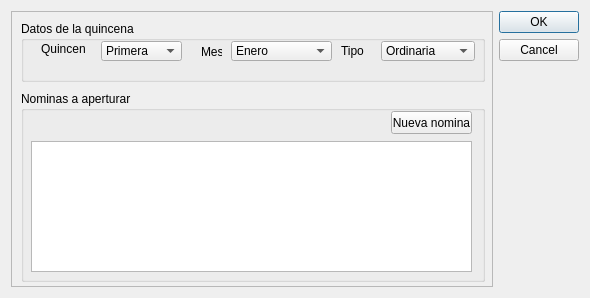
Qt form ui/dialogs/aperturaQuincenaDialog.ui (cesariux23/nominas_honorarios) before a commit.
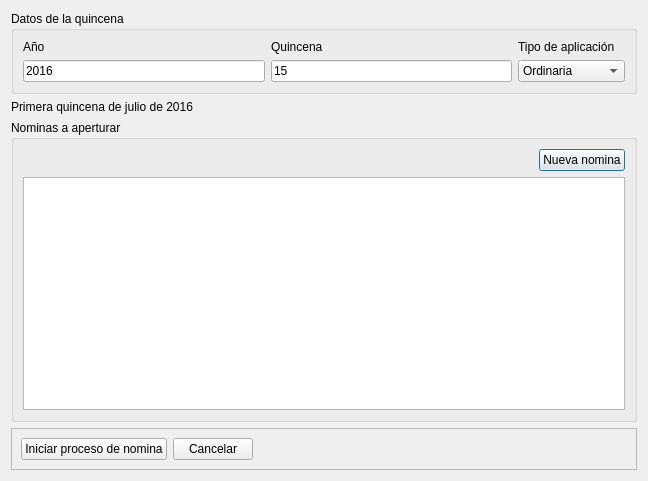
The same form after that commit.

Commit message: corrección al generar id de la quincena

```diff
--- a/ui/dialogs/aperturaQuincenaDialog.ui
+++ b/ui/dialogs/aperturaQuincenaDialog.ui
@@ -6,230 +6,157 @@
    <rect>
     <x>0</x>
     <y>0</y>
-    <width>590</width>
-    <height>298</height>
+    <width>648</width>
+    <height>481</height>
    </rect>
   </property>
   <property name="windowTitle">
    <string>SIRHUM :: Apertura de nomina</string>
   </property>
-  <layout class="QGridLayout" name="gridLayout_2">
-   <item row="0" column="1">
-    <widget class="QDialogButtonBox" name="buttonBox">
-     <property name="orientation">
-      <enum>Qt::Vertical</enum>
+  <layout class="QGridLayout" name="gridLayout">
+   <item row="2" column="0">
+    <widget class="QGroupBox" name="groupBox_2">
+     <property name="title">
+      <string>Nominas a aperturar</string>
      </property>
-     <property name="standardButtons">
-      <set>QDialogButtonBox::Cancel|QDialogButtonBox::Ok</set>
-     </property>
+     <layout class="QGridLayout" name="gridLayout_2">
+      <item row="0" column="0">
+       <spacer name="horizontalSpacer_2">
+        <property name="orientation">
+         <enum>Qt::Horizontal</enum>
+        </property>
+        <property name="sizeHint" stdset="0">
+         <size>
+          <width>40</width>
+          <height>20</height>
+         </size>
+        </property>
+       </spacer>
+      </item>
+      <item row="1" column="0" colspan="2">
+       <widget class="QTreeView" name="treeView"/>
+      </item>
+      <item row="0" column="1">
+       <widget class="QPushButton" name="pushButton">
+        <property name="text">
+         <string>Nueva nomina</string>
+        </property>
+       </widget>
+      </item>
+     </layout>
     </widget>
    </item>
-   <item row="0" column="0">
-    <widget class="QFrame" name="frame">
+   <item row="3" column="0">
+    <widget class="QFrame" name="frame_2">
+     <property name="sizePolicy">
+      <sizepolicy hsizetype="Preferred" vsizetype="Preferred">
+       <horstretch>0</horstretch>
+       <verstretch>0</verstretch>
+      </sizepolicy>
+     </property>
+     <property name="layoutDirection">
+      <enum>Qt::RightToLeft</enum>
+     </property>
      <property name="frameShape">
       <enum>QFrame::StyledPanel</enum>
      </property>
      <property name="frameShadow">
       <enum>QFrame::Raised</enum>
      </property>
-     <widget class="QGroupBox" name="groupBox">
-      <property name="geometry">
-       <rect>
-        <x>10</x>
-        <y>10</y>
-        <width>464</width>
-        <height>61</height>
-       </rect>
-      </property>
-      <property name="title">
-       <string>Datos de la quincena</string>
-      </property>
-      <widget class="QLabel" name="label">
-       <property name="geometry">
-        <rect>
-         <x>20</x>
-         <y>20</y>
-         <width>45</width>
-         <height>16</height>
-        </rect>
-       </property>
-       <property name="text">
-        <string>Quincena</string>
-       </property>
-      </widget>
-      <widget class="QComboBox" name="comboBox_2">
-       <property name="geometry">
-        <rect>
-         <x>80</x>
-         <y>20</y>
-         <width>81</width>
-         <height>20</height>
-        </rect>
-       </property>
-       <item>
-        <property name="text">
-         <string>Primera</string>
+     <layout class="QHBoxLayout" name="horizontalLayout">
+      <item>
+       <spacer name="horizontalSpacer">
+        <property name="orientation">
+         <enum>Qt::Horizontal</enum>
         </property>
-       </item>
-       <item>
-        <property name="text">
-         <string>Segunda</string>
+        <property name="sizeHint" stdset="0">
+         <size>
+          <width>100</width>
+          <height>20</height>
+         </size>
         </property>
-       </item>
-      </widget>
-      <widget class="QLabel" name="label_6">
-       <property name="geometry">
-        <rect>
-         <x>180</x>
-         <y>20</y>
-         <width>21</width>
-         <height>21</height>
-        </rect>
-       </property>
-       <property name="text">
-        <string>Mes</string>
-       </property>
-      </widget>
-      <widget class="QComboBox" name="comboBox_3">
-       <property name="geometry">
-        <rect>
-         <x>210</x>
-         <y>20</y>
-         <width>101</width>
-         <height>20</height>
-        </rect>
-       </property>
-       <item>
+       </spacer>
+      </item>
+      <item>
+       <widget class="QPushButton" name="pushButton_3">
         <property name="text">
-         <string>Enero</string>
+         <string>Cancelar</string>
         </property>
-       </item>
-       <item>
+       </widget>
+      </item>
+      <item>
+       <widget class="QPushButton" name="pushButton_2">
         <property name="text">
-         <string>Febrero</string>
+         <string>Iniciar proceso de nomina</string>
         </property>
-       </item>
-       <item>
+       </widget>
+      </item>
+     </layout>
+    </widget>
+   </item>
+   <item row="1" column="0">
+    <widget class="QLabel" name="label_5">
+     <property name="text">
+      <string>Primera quincena de julio de 2016</string>
+     </property>
+    </widget>
+   </item>
+   <item row="0" column="0">
+    <widget class="QGroupBox" name="groupBox">
+     <property name="title">
+      <string>Datos de la quincena</string>
+     </property>
+     <layout class="QGridLayout" name="gridLayout_3">
+      <item row="1" column="1">
+       <widget class="QLineEdit" name="lineEdit">
         <property name="text">
-         <string>Marzo</string>
+         <string>15</string>
         </property>
-       </item>
-       <item>
+       </widget>
+      </item>
+      <item row="0" column="2">
+       <widget class="QLabel" name="label_4">
         <property name="text">
-         <string>Abril</string>
+         <string>Tipo de aplicación</string>
         </property>
-       </item>
-       <item>
+       </widget>
+      </item>
+      <item row="0" column="1">
+       <widget class="QLabel" name="label_3">
         <property name="text">
-         <string>Mayo</string>
+         <string>Quincena</string>
         </property>
-       </item>
-       <item>
+       </widget>
+      </item>
+      <item row="1" column="2">
+       <widget class="QComboBox" name="comboBox_6">
+        <item>
+         <property name="text">
+          <string>Ordinaria</string>
+         </property>
+        </item>
+        <item>
+         <property name="text">
+          <string>Extraordinaria</string>
+         </property>
+        </item>
+       </widget>
+      </item>
+      <item row="0" column="0">
+       <widget class="QLabel" name="label_7">
         <property name="text">
-         <string>Junio</string>
+         <string>Año</string>
         </property>
-       </item>
-       <item>
+       </widget>
+      </item>
+      <item row="1" column="0">
+       <widget class="QLineEdit" name="lineEdit_2">
         <property name="text">
-         <string>Julio</string>
+         <string>2016</string>
         </property>
-       </item>
-       <item>
-        <property name="text">
-         <string>Agosto</string>
-        </property>
-       </item>
-       <item>
-        <property name="text">
-         <string>Septiembre</string>
-        </property>
-       </item>
-       <item>
-        <property name="text">
-         <string>Octubre</string>
-        </property>
-       </item>
-       <item>
-        <property name="text">
-         <string>Noviembre</string>
-        </property>
-       </item>
-       <item>
-        <property name="text">
-         <string>Diciembre</string>
-        </property>
-       </item>
-      </widget>
-      <widget class="QLabel" name="label_2">
-       <property name="geometry">
-        <rect>
-         <x>320</x>
-         <y>20</y>
-         <width>31</width>
-         <height>20</height>
-        </rect>
-       </property>
-       <property name="text">
-        <string>Tipo</string>
-       </property>
-      </widget>
-      <widget class="QComboBox" name="comboBox">
-       <property name="geometry">
-        <rect>
-         <x>360</x>
-         <y>20</y>
-         <width>94</width>
-         <height>20</height>
-        </rect>
-       </property>
-       <item>
-        <property name="text">
-         <string>Ordinaria</string>
-        </property>
-       </item>
-       <item>
-        <property name="text">
-         <string>Extraordinaria</string>
-        </property>
-       </item>
-      </widget>
-     </widget>
-     <widget class="QGroupBox" name="groupBox_2">
-      <property name="geometry">
-       <rect>
-        <x>10</x>
-        <y>80</y>
-        <width>464</width>
-        <height>191</height>
-       </rect>
-      </property>
-      <property name="title">
-       <string>Nominas a aperturar</string>
-      </property>
-      <widget class="QPushButton" name="pushButton">
-       <property name="geometry">
-        <rect>
-         <x>370</x>
-         <y>20</y>
-         <width>81</width>
-         <height>23</height>
-        </rect>
-       </property>
-       <property name="text">
-        <string>Nueva nomina</string>
-       </property>
-      </widget>
-      <widget class="QTreeView" name="treeView">
-       <property name="geometry">
-        <rect>
-         <x>10</x>
-         <y>50</y>
-         <width>441</width>
-         <height>131</height>
-        </rect>
-       </property>
-      </widget>
-     </widget>
+       </widget>
+      </item>
+     </layout>
     </widget>
    </item>
   </layout>
```
Left out of the diff: 37 changed lines with no effect on the pictures. The commit also changes 2 other files.
